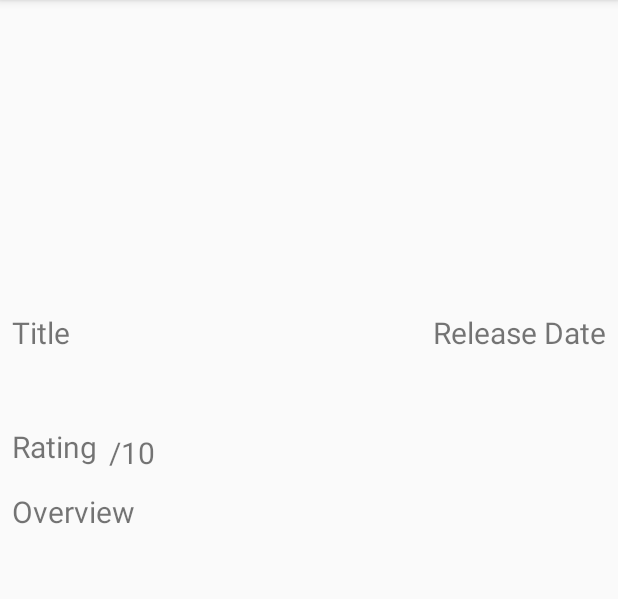
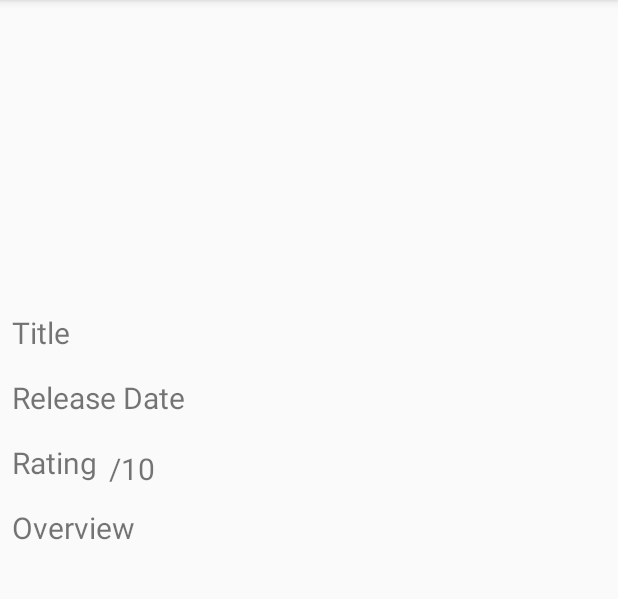
Before and after one commit to Rmhuneineh/UdacityAndroidDevProject3---PopularMovies-Stage-2, an Android app: the DetailsActivity screen opened directly, with no data from a screen before it, on a phone screen of 412 x 824 dp, the part 84-683 px from its top. Run offline under Robolectric (Android 15) with nearby library versions, the phone set to English and light mode, and no system bars; our stand-ins replace ButterKnife, Picasso; pictures from the network do not load; 5 statements that could not run were skipped.

Commit message:
Fix DetailsActivity UI

```diff
--- a/app/src/main/res/layout/activity_details.xml
+++ b/app/src/main/res/layout/activity_details.xml
@@ -17,7 +17,7 @@
             android:id="@+id/backdrop"
             android:scaleType="centerCrop"/>
 
-        <RelativeLayout
+        <LinearLayout
             android:layout_width="match_parent"
             android:layout_height="wrap_content"
             android:orientation="horizontal">
@@ -28,21 +28,19 @@
                 android:text="@string/title"
                 android:id="@+id/title"
                 android:layout_margin="8dp"
-                android:layout_marginTop="12dp"
                 android:textSize="20sp"/>
 
             <TextView
                 android:layout_width="wrap_content"
                 android:layout_height="wrap_content"
-                android:text="@string/release_date"
+                android:id="@+id/title_tv"
                 android:layout_margin="8dp"
-                android:textSize="20sp"
-                android:layout_alignParentRight="true"
-                android:layout_alignParentEnd="true" />
+                android:textColor="@android:color/black"
+                android:textSize="20sp" />
 
-        </RelativeLayout>
+        </LinearLayout>
 
-        <RelativeLayout
+        <LinearLayout
             android:layout_width="match_parent"
             android:layout_height="wrap_content"
             android:orientation="horizontal">
@@ -50,24 +48,19 @@
             <TextView
                 android:layout_width="wrap_content"
                 android:layout_height="wrap_content"
-                android:id="@+id/title_tv"
-                android:layout_marginLeft="8dp"
-                android:textColor="@android:color/black"
-                android:textSize="24sp"
-                android:layout_marginStart="8dp" />
+                android:text="@string/release_date"
+                android:layout_margin="8dp"
+                android:textSize="20sp" />
 
             <TextView
                 android:layout_width="wrap_content"
                 android:layout_height="wrap_content"
                 android:id="@+id/release_date_tv"
-                android:layout_marginRight="8dp"
+                android:layout_margin="8dp"
                 android:textColor="@android:color/black"
-                android:textSize="22sp"
-                android:layout_alignParentRight="true"
-                android:layout_alignParentEnd="true"
-                android:layout_marginEnd="8dp" />
+                android:textSize="20sp" />
 
-        </RelativeLayout>
+        </LinearLayout>
 
         <RelativeLayout
             android:layout_width="match_parent"
```
